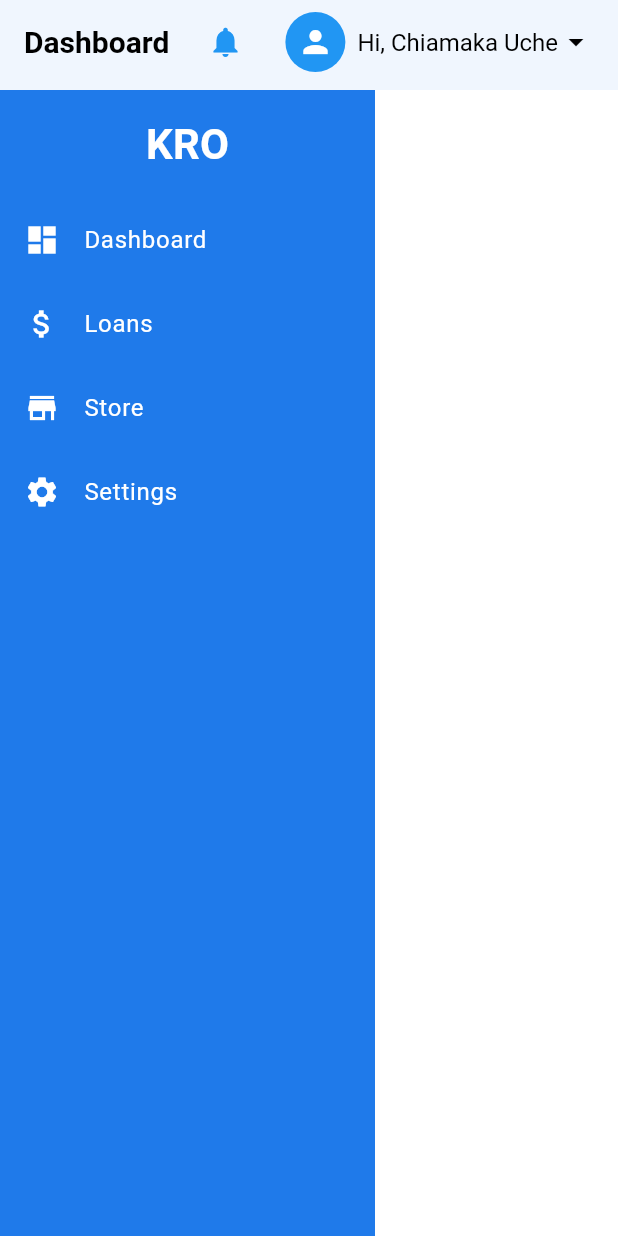
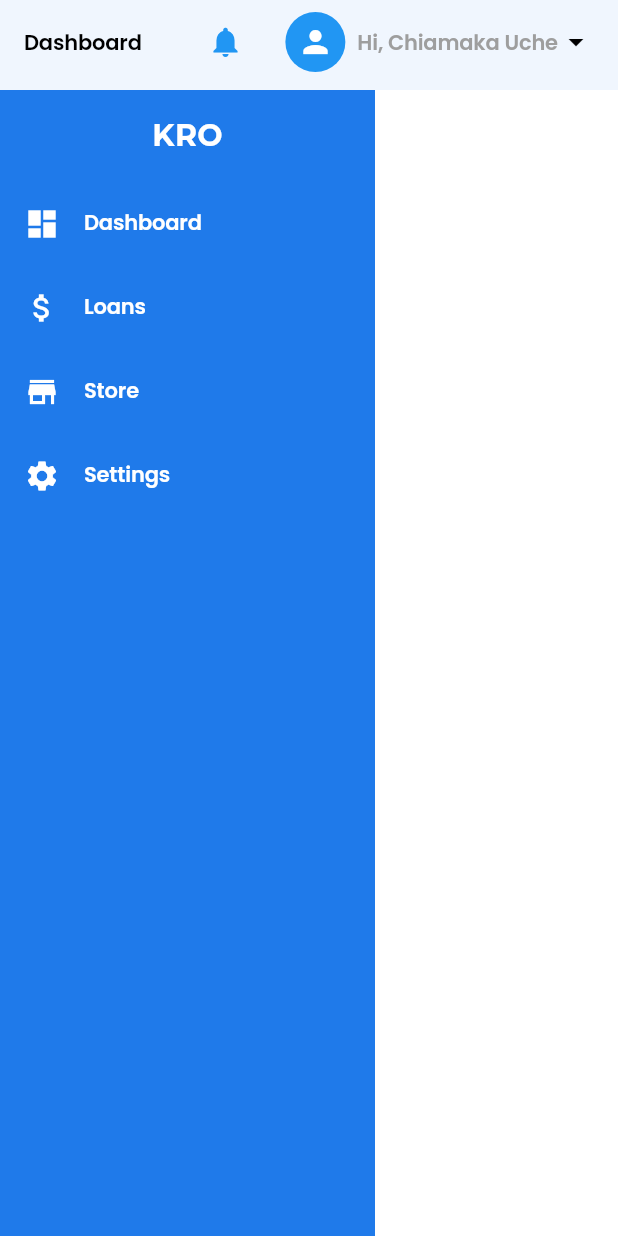
Before and after one commit to daveedson/flutterwebAssessment, a Flutter app: the HomeView screen opened by its route, on a phone screen of 412 x 824 dp. Run offline on Flutter 3.47's test engine with Material 3 defaults, Android fonts, the phone set to English and light mode, and no system bars; our stand-ins replace flutter_animate, flutter_riverpod, go_router, google_fonts, rxdart.

Commit message:
redefined components

```diff
--- a/lib/constants/app_sizes.dart
+++ b/lib/constants/app_sizes.dart
@@ -10,7 +10,7 @@ class Sizes {
   static const p24 = 24.0;
   static const p32 = 32.0;
   static const p48 = 48.0;
-  static const p64 = 200.0;
+  static const p64 = 150.0;
 }
 
 /// Constant gap widths
--- a/lib/features/authentication/presentation/login_view.dart
+++ b/lib/features/authentication/presentation/login_view.dart
@@ -32,6 +32,15 @@ class LoginScreen extends ConsumerWidget {
                   crossAxisAlignment: CrossAxisAlignment.start,
                   children: [
                     gapH64,
+                    Image.asset(
+                      "assets/images/kro.png",
+                      height: 70.0,
+                    ).animate().slideX(
+                  begin: -1.0,
+                  end: 0.0,
+                  curve: Curves.easeIn,
+                  duration: const Duration(seconds: 1)),
+                    gapH24,
                     Text(
                       "Lets login into your account",
                       style: AppTextStyles.paragraph01Regular,
@@ -64,7 +73,7 @@ class LoginScreen extends ConsumerWidget {
                       obscure: true,
                       suffixIcon: IconButton(
                           onPressed: () {},
-                          icon: Icon(Icons.remove_red_eye,
+                          icon: const Icon(Icons.remove_red_eye,
                               color: Color(0xff616161))),
                       validator: normalPasswordValidator,
                       autovalidateMode: AutovalidateMode.onUserInteraction,
@@ -143,10 +152,10 @@ class LoginScreen extends ConsumerWidget {
                   ],
                 ),
               ).animate().slideX(
-                        begin: 1.0,
-                        end: 0.0,
-                        curve: Curves.easeIn,
-                        duration: const Duration(seconds: 1)),
+                  begin: 1.0,
+                  end: 0.0,
+                  curve: Curves.easeIn,
+                  duration: const Duration(seconds: 1)),
             ),
           ),
         ),
--- a/lib/features/home/presentation/widgets/custom_appbar.dart
+++ b/lib/features/home/presentation/widgets/custom_appbar.dart
@@ -1,4 +1,5 @@
 import 'package:flutter/material.dart';
+import 'package:new_web_assesment/app_theme/app_text_styles.dart';
 
 class CustomAppBar extends StatelessWidget {
   @override
@@ -8,14 +9,9 @@ class CustomAppBar extends StatelessWidget {
       elevation: 2,
       title: Row(
         children: [
-          const Text(
-            'Dashboard',
-            style: TextStyle(
-              color: Colors.black,
-              fontSize: 20,
-              fontWeight: FontWeight.bold,
-            ),
-          ),
+          Text('Dashboard',
+              style:
+                  AppTextStyles.paragraph03Bold.copyWith(color: Colors.black)),
           const Spacer(),
           IconButton(
             icon: const Icon(Icons.notifications, color: Colors.blue),
@@ -27,13 +23,9 @@ class CustomAppBar extends StatelessWidget {
             child: Icon(Icons.person, color: Colors.white),
           ),
           const SizedBox(width: 8),
-          const Text(
-            'Hi, Chiamaka Uche',
-            style: TextStyle(
-              color: Colors.black,
-              fontSize: 16,
-            ),
-          ),
+          Text('Hi, Chiamaka Uche',
+              style:
+                  AppTextStyles.paragraph03Bold.copyWith(color: Colors.grey)),
           const Icon(Icons.arrow_drop_down, color: Colors.black),
         ],
       ),
--- a/lib/features/home/presentation/widgets/nav_sidebar.dart
+++ b/lib/features/home/presentation/widgets/nav_sidebar.dart
@@ -2,6 +2,7 @@
 
 import 'package:flutter/material.dart';
 import 'package:new_web_assesment/app_theme/app_colors.dart';
+import 'package:new_web_assesment/app_theme/app_text_styles.dart';
 
 class NavigationSidebar extends StatelessWidget {
   @override
@@ -13,35 +14,36 @@ class NavigationSidebar extends StatelessWidget {
         children: [
           Container(
             padding: const EdgeInsets.all(16.0),
-            child: const Text(
-              'KRO',
-              style: TextStyle(
-                color: Colors.white,
-                fontSize: 28,
-                fontWeight: FontWeight.bold,
-              ),
-            ),
+            child: Text('KRO',
+                style:
+                    AppTextStyles.heading06Bold.copyWith(color: Colors.white)),
           ),
           ListTile(
             leading: const Icon(Icons.dashboard, color: Colors.white),
-            title:
-                const Text('Dashboard', style: TextStyle(color: Colors.white)),
+            title: Text('Dashboard',
+                style: AppTextStyles.paragraph03Bold
+                    .copyWith(color: Colors.white)),
             onTap: () {},
           ),
           ListTile(
             leading: const Icon(Icons.attach_money, color: Colors.white),
-            title: const Text('Loans', style: TextStyle(color: Colors.white)),
+            title: Text('Loans',
+                style: AppTextStyles.paragraph03Bold
+                    .copyWith(color: Colors.white)),
             onTap: () {},
           ),
           ListTile(
             leading: const Icon(Icons.store, color: Colors.white),
-            title: const Text('Store', style: TextStyle(color: Colors.white)),
+            title: Text('Store',
+                style: AppTextStyles.paragraph03Bold
+                    .copyWith(color: Colors.white)),
             onTap: () {},
           ),
           ListTile(
             leading: const Icon(Icons.settings, color: Colors.white),
-            title:
-                Text('Settings', style: const TextStyle(color: Colors.white)),
+            title: Text('Settings',
+                style: AppTextStyles.paragraph03Bold
+                    .copyWith(color: Colors.white)),
             onTap: () {},
           ),
         ],
--- a/pubspec.yaml
+++ b/pubspec.yaml
@@ -65,7 +65,7 @@ flutter:
 
   # To add assets to your application, add an assets section, like this:
   assets:
-    - images/
+    - assets/images/
   #   - images/a_dot_ham.jpeg
 
   # An image asset can refer to one or more resolution-specific "variants", see
```
Also changed, not shown: assets/images/kro.png (renamed from images/kro.png).
